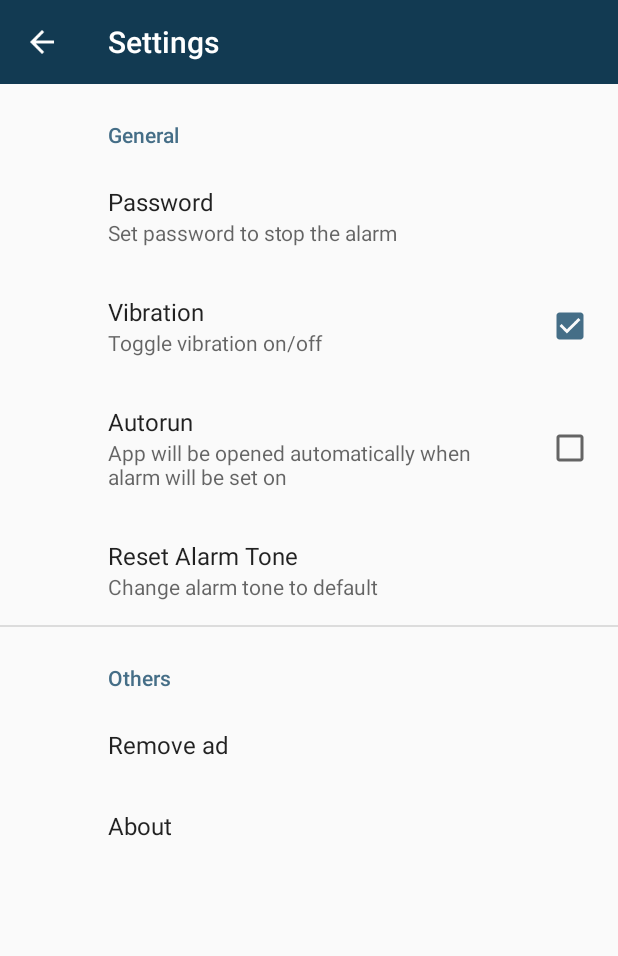
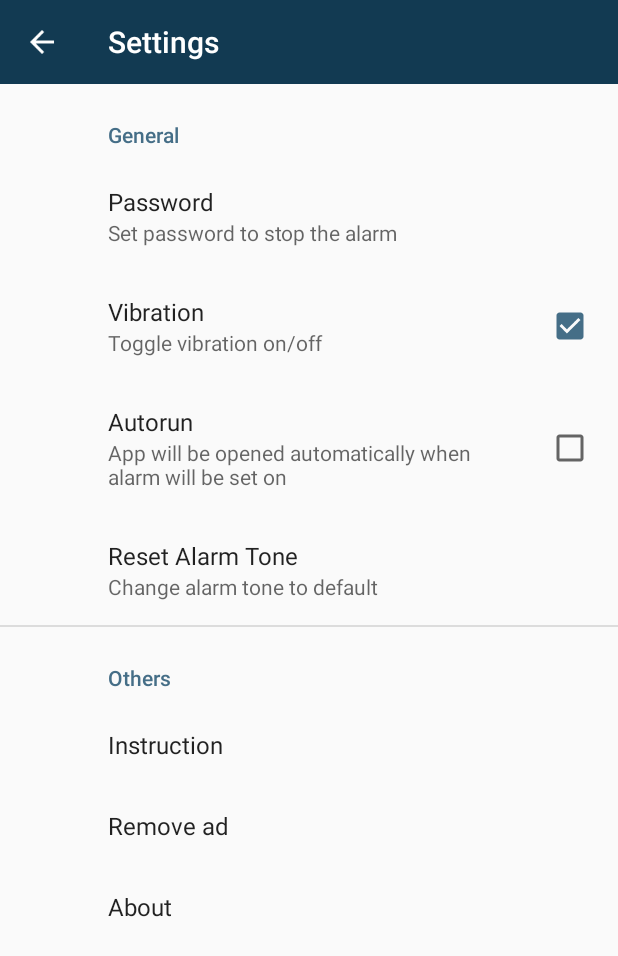
Before and after one commit to receme/SafetyCharger, an Android app: the screen it shows after launch (SettingsActivity), after a tap on an icon or button, on a phone screen of 412 x 824 dp. Shown: the top 956 px of the screen. Run offline under Robolectric (Android 15) with nearby library versions, the phone set to English and light mode, and no system bars; our stand-ins replace AdMob, ButterKnife, EventBus, androidx.preference; libraries missing offline, so code that uses them is left out: com.android.vending, com.crashlytics.android, com.getkeepsafe.taptargetview, com.github.zagum.switchicon, io.fabric.sdk; 5 statements that could not run were skipped.

Commit message:
show instruction in settings page

```diff
--- a/app/build.gradle
+++ b/app/build.gradle
@@ -57,6 +57,8 @@ dependencies {
         transitive = true;
     }
 
+
+
     compile 'com.android.support:appcompat-v7:25.3.1'
     compile 'com.android.support:palette-v7:25.3.1'
     compile 'com.android.support:design:25.3.1'
@@ -69,8 +71,6 @@ dependencies {
     compile 'com.google.firebase:firebase-analytics:10.2.1'
     compile 'com.github.zagum:Android-SwitchIcon:1.3.4'
     compile 'com.github.developer-shivam:crescento:1.1.0'
-
-
     testCompile 'junit:junit:4.12'
     testCompile 'org.mockito:mockito-core:2.+'
     androidTestCompile 'com.android.support.test.espresso:espresso-core:2.2.2'
--- a/app/src/main/AndroidManifest.xml
+++ b/app/src/main/AndroidManifest.xml
@@ -21,8 +21,8 @@
 
         <activity
             android:name=".activites.MainActivity"
-            android:screenOrientation="portrait"
-            android:launchMode="singleInstance" >
+            android:launchMode="singleInstance"
+            android:screenOrientation="portrait">
             <intent-filter>
                 <action android:name="android.intent.action.MAIN"/>
 
@@ -60,6 +60,8 @@
             android:theme="@android:style/Theme.Translucent"/>
         <activity android:name=".activites.LicenseActivity">
         </activity>
+        <activity android:name=".activites.InstructionActivity">
+        </activity>
     </application>
 
 </manifest>
--- a/app/src/main/java/com/rcmapps/safetycharger/activites/AboutActivity.java
+++ b/app/src/main/java/com/rcmapps/safetycharger/activites/AboutActivity.java
@@ -26,7 +26,6 @@ public class AboutActivity extends BaseActivity {
         super.onCreate(savedInstanceState);
 
         ButterKnife.bind(this);
-        //getSupportActionBar().setDisplayHomeAsUpEnabled(true);
         versionTv.setText("Version "+ UtilMethods.getVesionText(this));
 
         licensesBtn.setOnClickListener(new View.OnClickListener() {
--- a/app/src/main/java/com/rcmapps/safetycharger/activites/MainActivity.java
+++ b/app/src/main/java/com/rcmapps/safetycharger/activites/MainActivity.java
@@ -77,8 +77,7 @@ public class MainActivity extends BaseActivity implements MainView, BillingCallb
         new Handler().postDelayed(new Runnable() {
             @Override
             public void run() {
-                if(!sharedPreferenceUtils.getBoolean(PreferenceContants.KEY_IS_ALARM_STARTED, false)
-                        && !sharedPreferenceUtils.getBoolean(PreferenceContants.KEY_IS_FIRSTRUN,false)){
+                if(!sharedPreferenceUtils.getBoolean(PreferenceContants.KEY_IS_ALARM_STARTED, false)){
                     admobAdUtils.showAd();
                 }
             }
--- a/app/src/main/java/com/rcmapps/safetycharger/fragments/SettingsFragment.java
+++ b/app/src/main/java/com/rcmapps/safetycharger/fragments/SettingsFragment.java
@@ -11,6 +11,7 @@ import android.widget.Toast;
 
 import com.rcmapps.safetycharger.R;
 import com.rcmapps.safetycharger.activites.AboutActivity;
+import com.rcmapps.safetycharger.activites.InstructionActivity;
 import com.rcmapps.safetycharger.activites.SettingsActivity;
 import com.rcmapps.safetycharger.inappbilling.BillingCallback;
 import com.rcmapps.safetycharger.inappbilling.InappBillingManager;
@@ -38,9 +39,13 @@ public class SettingsFragment extends PreferenceFragmentCompat implements Settin
         billingManager = new InappBillingManager(getActivity());
         billingManager.setBillingCallback(this);
 
+    }
 
+    @Override
+    public void onStart() {
+        super.onStart();
 
-        if(getBooleanPref(PreferenceContants.KEY_IS_FIRSTRUN,true)){
+        if (getBooleanPref(PreferenceContants.KEY_IS_FIRSTRUN, true)) {
             instructionManager.showInstructionOnTapPasswordPref(getActivity(), this);
         }
     }
@@ -49,7 +54,7 @@ public class SettingsFragment extends PreferenceFragmentCompat implements Settin
     public void onResume() {
         super.onResume();
 
-        if(billingManager!=null){
+        if (billingManager != null) {
             billingManager.setup();
         }
     }
@@ -69,13 +74,17 @@ public class SettingsFragment extends PreferenceFragmentCompat implements Settin
             case PreferenceContants.KEY_RESET_ALARM:
                 showConfirmationDialog();
                 break;
+            case PreferenceContants.KEY_INSTRUCTION: {
+                Intent intent = new Intent(getActivity(), InstructionActivity.class);
+                startActivity(intent);
+                break;
+            }
             case PreferenceContants.KEY_REMOVE_AD:
 
-                if(SharedPreferenceUtils.getInstance(getActivity()).getBoolean(PreferenceContants.KEY_PREMIUM,false)){
-                    UtilMethods.showSimpleAlertWithMessage(getActivity(),"Alert","Already purchased.");
-                }
-                else {
-                    if(billingManager!=null){
+                if (SharedPreferenceUtils.getInstance(getActivity()).getBoolean(PreferenceContants.KEY_PREMIUM, false)) {
+                    UtilMethods.showSimpleAlertWithMessage(getActivity(), "Alert", "Already purchased.");
+                } else {
+                    if (billingManager != null) {
                         billingManager.startBilling();
                     }
                 }
@@ -91,14 +100,13 @@ public class SettingsFragment extends PreferenceFragmentCompat implements Settin
         return true;
     }
 
-    private void checkIfPasswordisAlreadySet(){
+    private void checkIfPasswordisAlreadySet() {
 
-        String password =SharedPreferenceUtils.getInstance(getActivity()).getString(PreferenceContants.KEY_PASSWORD,"");
+        String password = SharedPreferenceUtils.getInstance(getActivity()).getString(PreferenceContants.KEY_PASSWORD, "");
 
-        if(password.isEmpty()){
+        if (password.isEmpty()) {
             showPasswordChangeDialog();
-        }
-        else{
+        } else {
             AlertDialog.Builder dialog = new AlertDialog.Builder(getActivity());
             dialog.setMessage(getActivity().getString(R.string.password_already_set));
             dialog.setCancelable(false);
@@ -119,7 +127,7 @@ public class SettingsFragment extends PreferenceFragmentCompat implements Settin
         }
     }
 
-    private void showPasswordChangeDialog(){
+    private void showPasswordChangeDialog() {
         passwordChangeDialogFragment = new PasswordChangeDialogFragment();
         passwordChangeDialogFragment.setPresenter(presenter);
         passwordChangeDialogFragment.show(getChildFragmentManager(), PasswordChangeDialogFragment.class.getSimpleName());
@@ -161,23 +169,23 @@ public class SettingsFragment extends PreferenceFragmentCompat implements Settin
 
     @Override
     public void continueInstruction() {
-        instructionManager.showInstructionOnTapBackButton(getActivity(), ((SettingsActivity)getActivity()).getToolbar());
+        instructionManager.showInstructionOnTapBackButton(getActivity(), ((SettingsActivity) getActivity()).getToolbar());
     }
 
     @Override
     public void onRestorePurchase(boolean mIsPremium) {
 
-        SharedPreferenceUtils.getInstance(getActivity()).putBoolean(PreferenceContants.KEY_PREMIUM,mIsPremium);
+        SharedPreferenceUtils.getInstance(getActivity()).putBoolean(PreferenceContants.KEY_PREMIUM, mIsPremium);
     }
 
     @Override
     public void onPurchaseSuccess() {
-        SharedPreferenceUtils.getInstance(getActivity()).putBoolean(PreferenceContants.KEY_PREMIUM,true);
+        SharedPreferenceUtils.getInstance(getActivity()).putBoolean(PreferenceContants.KEY_PREMIUM, true);
     }
 
     @Override
     public void onPurchaseFailure(String message) {
-        Toast.makeText(getActivity(),message,Toast.LENGTH_SHORT).show();
+        Toast.makeText(getActivity(), message, Toast.LENGTH_SHORT).show();
     }
 
     @Override
--- a/app/src/main/java/com/rcmapps/safetycharger/utils/AdmobAdUtils.java
+++ b/app/src/main/java/com/rcmapps/safetycharger/utils/AdmobAdUtils.java
@@ -54,8 +54,9 @@ public class AdmobAdUtils {
 
         boolean isPremium = SharedPreferenceUtils.getInstance(context).getBoolean(PreferenceContants.KEY_PREMIUM,false);
         System.out.println(isPremium?"Premium: Yes":"Premium: No");
+        boolean isFirstRun = SharedPreferenceUtils.getInstance(context).getBoolean(PreferenceContants.KEY_IS_FIRSTRUN,true);
 
-        if (mInterstitialAd != null && mInterstitialAd.isLoaded() && !isPremium) {
+        if (mInterstitialAd != null && mInterstitialAd.isLoaded() && !isPremium && !isFirstRun) {
 
             new Handler().postDelayed(new Runnable() {
                 @Override
--- a/app/src/main/java/com/rcmapps/safetycharger/utils/PreferenceContants.java
+++ b/app/src/main/java/com/rcmapps/safetycharger/utils/PreferenceContants.java
@@ -9,6 +9,7 @@ public interface PreferenceContants {
     String KEY_IS_ALARM_STARTED = "key_isalarmstarted";
     String KEY_IS_VIBRATION_ON = "key_vibration";
     String KEY_IS_AUTORUN_ON = "key_autorun";
+    String KEY_INSTRUCTION = "key_instruction";
     String KEY_REMOVE_AD = "key_removeads";
     String KEY_ABOUT = "key_about";
     String KEY_SELECTED_ALARM_TONE_URI = "key_alarm_tone_uri";
--- a/app/src/main/res/xml/app_settings.xml
+++ b/app/src/main/res/xml/app_settings.xml
@@ -32,6 +32,11 @@
         android:title="Others">
 
         <android.support.v7.preference.Preference
+            android:key="key_instruction"
+            android:title="Instruction"
+            android:summary="" />
+
+        <android.support.v7.preference.Preference
             android:key="key_removeads"
             android:title="Remove ad"
             android:summary="" />
```
Also changed, not shown: app/src/main/java/com/rcmapps/safetycharger/activites/InstructionActivity.java (added, +40 -0 lines), app/src/main/res/layout/activity_instruction.xml (added, +58 -0 lines), app/src/main/res/values/instructions.xml (+7 -0 lines).
